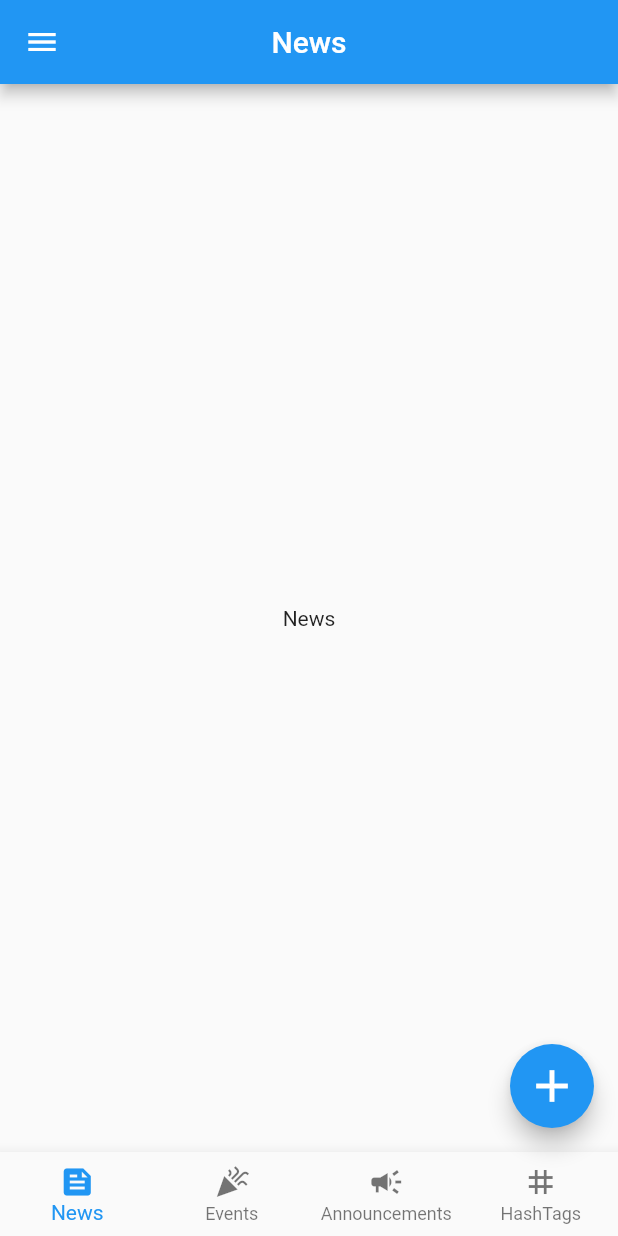
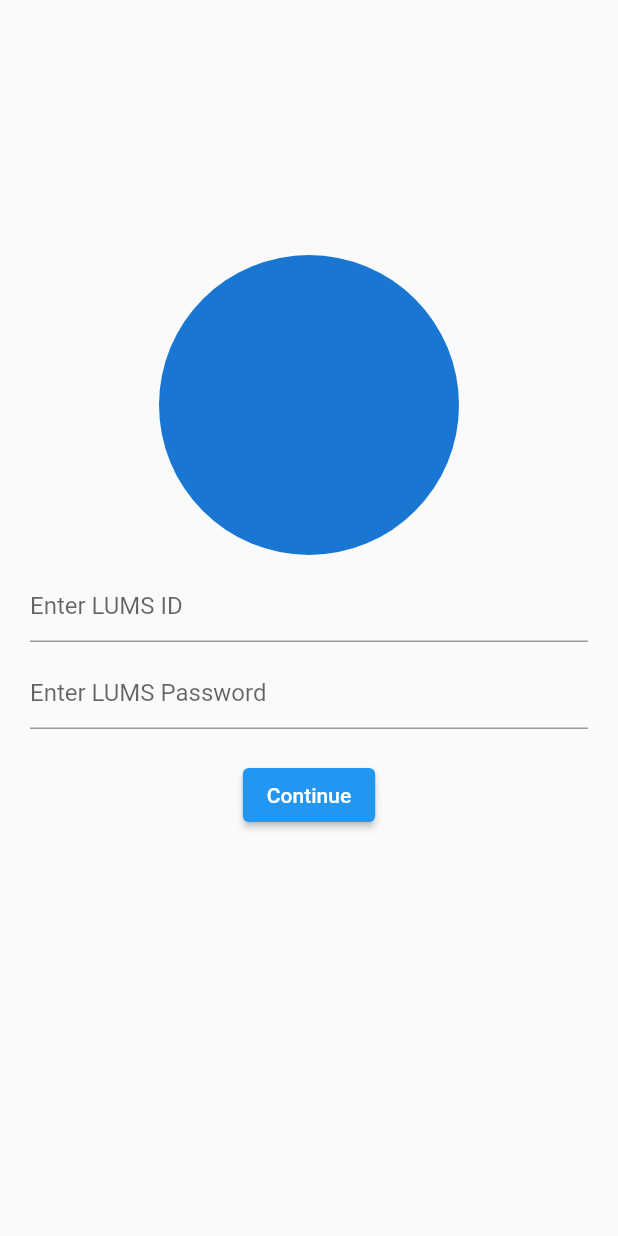
Before and after one commit to uzair9/campus-connect, a Flutter app: the screen it shows after launch, on a phone screen of 412 x 824 dp. Run offline on Flutter 3.47's test engine with Material 2 defaults, Android fonts, the phone set to English and light mode, and no system bars.

Commit message:
Sign in with validation + routing implemented

```diff
--- a/lib/main.dart
+++ b/lib/main.dart
@@ -1,72 +1,11 @@
 import 'package:flutter/material.dart';
-import 'temp_widgets.dart';
-import 'package:campus_connect/widgets/drawer_widget.dart';
+import 'package:campus_connect/pages/home.dart';
+import 'package:campus_connect/pages/signin.dart';
 
 void main() => runApp(MaterialApp(
-	home: Home()
+	// initialRoute: '/home',
+	routes: {
+		'/': (context) => const SignIn(),
+		'/home': (context) => const Home()
+	},
 ));
-
-class Home extends StatefulWidget {
-	const Home({ Key? key }) : super(key: key);
-
-	@override
-	_HomeState createState() => _HomeState();
-}
-
-class _HomeState extends State<Home> {
-	int currentTab = 0;
-	String tabName = 'News';
-  final List<Widget> childrenList = [ Zero(), One(), Two(), Three() ];
-
-	void onTabTapped(int index) {
-   setState(() {
-     currentTab = index;
-		 if (index == 0) tabName = 'News';
-		 if (index == 1) tabName = 'Events';
-		 if (index == 2) tabName = 'Announcements';
-		 if (index == 3) tabName = '#HashTags';
-		});
- 	}
-
-	@override
-	Widget build(BuildContext context) {
-		return(Scaffold(
-			appBar: AppBar(
-				title: Text(tabName),
-				centerTitle: true,
-			),
-			bottomNavigationBar: BottomNavigationBar(
-				type: BottomNavigationBarType.fixed,
-				currentIndex: currentTab,
-				onTap: onTabTapped, // automatically passes the index to the function
-				items: [
-					BottomNavigationBarItem(
-						icon: Icon(Icons.feed),
-						title: Text('News')
-					),
-					BottomNavigationBarItem(
-						icon: Icon(Icons.celebration),
-						title: Text('Events')
-					),
-					BottomNavigationBarItem(
-						icon: Icon(Icons.campaign),
-						title: Text('Announcements')
-					),
-					BottomNavigationBarItem(
-						icon: Icon(Icons.tag),
-						title: Text('HashTags')
-					),
-				],
-			),
-			drawer: CustomDrawer(),
-			body: childrenList[currentTab],
-			floatingActionButton: FloatingActionButton(
-				onPressed: () => print('Add New News'),
-				child: Icon(
-					Icons.add,
-					size: 36,
-				)
-			),
-		));
-	}
-}
--- /dev/null
+++ b/lib/pages/signin.dart
@@ -0,0 +1,88 @@
+import 'package:flutter/material.dart';
+
+class SignIn extends StatefulWidget {
+	const SignIn({ Key? key }) : super(key: key);
+
+	@override
+	_SignInState createState() => _SignInState();
+}
+
+class _SignInState extends State<SignIn> {
+	final GlobalKey<FormState> formKey = GlobalKey<FormState>();
+	dynamic campusID;
+	dynamic password;
+
+	Map database = {
+		'22100031': {
+			'pass': '123'
+		},
+		'22100032': {
+			'pass': '123'
+		}
+	};
+
+	@override
+	Widget build(BuildContext context) {
+		return(Scaffold(
+			body: Form(
+				key: formKey,
+				child: Padding(
+					padding: const EdgeInsets.fromLTRB(20.0, 0, 20.0, 100.0),
+					child: Column(
+						mainAxisAlignment: MainAxisAlignment.center,
+						children: [
+							const CircleAvatar(
+								radius: 100,
+							),
+							const SizedBox(height: 10.0,),
+							TextFormField(
+								decoration: const InputDecoration(
+									hintText: 'Enter LUMS ID'
+								),
+								validator: (String? ID) {
+									if (ID == null || ID.isEmpty) {
+										return('LUMS ID is Required');
+									}
+									if (ID.length != 8) {
+										return('LUMS ID Should Be 8 Characters Long');
+									}
+									if (!database.containsKey(ID)) {
+										return('Not a Valid LUMS ID');
+									}
+									campusID = ID;
+								},
+							),
+							const SizedBox(height: 10.0),
+							TextFormField(
+								decoration: const InputDecoration(
+									hintText: 'Enter LUMS Password'
+								),
+								validator: (String? pass) {
+									if (pass == null || pass.isEmpty) {
+										return('LUMS Password is Required');
+									}
+									if (database[campusID]['pass'] != pass) {
+										print(database[campusID]['pass']);
+										return('Password is Incorrect');
+									}
+									password = pass;
+								},
+							),
+							const SizedBox(height: 20),
+							ElevatedButton(
+								onPressed: () => {
+									if (formKey.currentState!.validate()) {
+										Navigator.pushReplacementNamed(context, '/home', arguments: {
+											'userID': campusID
+										})
+									}
+								},
+								child: const Text('Continue')
+							)
+						],
+					),
+				)
+			)
+		));
+	}
+}
--- a/lib/temp_widgets.dart
+++ /dev/null
@@ -1,60 +0,0 @@
-import 'package:flutter/material.dart';
-
-class Zero extends StatelessWidget {
-	const Zero({ Key? key }) : super(key: key);
-
-	@override
-	Widget build(BuildContext context) {
-		return(Scaffold(
-			body: Center(
-				child: Text('News')
-			),
-		)
-		);
-	}
-}
-
-
-class One extends StatelessWidget {
-	const One({ Key? key }) : super(key: key);
-
-	@override
-	Widget build(BuildContext context) {
-		return(Scaffold(
-			body: Center(
-				child: Text('Events')
-			),
-		)
-		);
-	}
-}
-
-
-class Two extends StatelessWidget {
-	const Two({ Key? key }) : super(key: key);
-
-	@override
-	Widget build(BuildContext context) {
-		return(Scaffold(
-			body: Center(
-				child: Text('Announcements')
-			),
-		)
-		);
-	}
-}
-
-
-class Three extends StatelessWidget {
-	const Three({ Key? key }) : super(key: key);
-
-	@override
-	Widget build(BuildContext context) {
-		return(Scaffold(
-			body: Center(
-				child: Text('HashTags')
-			),
-		)
-		);
-	}
-}
```
Also changed, not shown: lib/pages/all_announcements.dart (added, +15 -0 lines), lib/pages/all_events.dart (added, +15 -0 lines), lib/pages/all_hashtags.dart (added, +15 -0 lines), lib/pages/all_news.dart (added, +15 -0 lines), lib/pages/home.dart (added, +71 -0 lines), lib/widgets/drawer_widget.dart (+10 -10 lines), lib/db/firebase_connection.dart (added), lib/db/global_local_db.dart (added), lib/pages/splash_load.dart (added).
